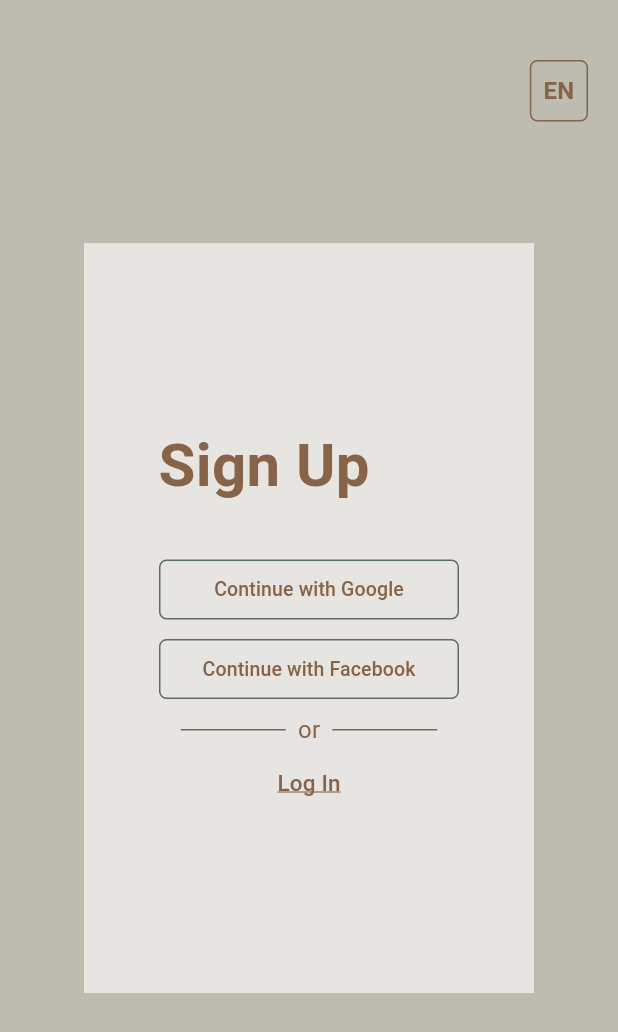
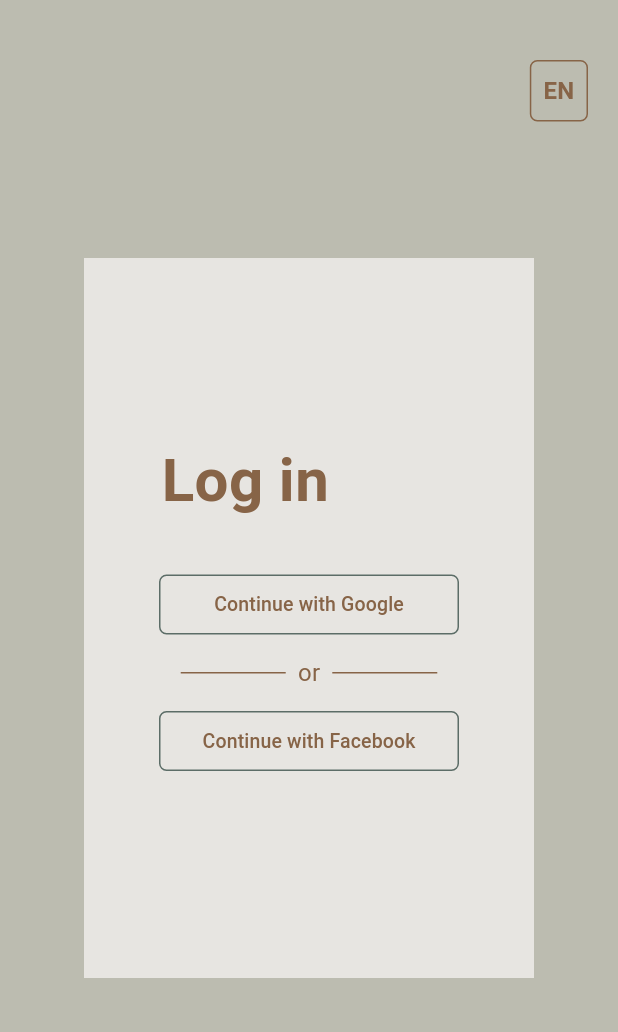
Before and after one commit to DenisDK/CrossWays-MOBILE, a Flutter app: the RegistrationScreen screen opened directly, on a phone screen of 412 x 824 dp. Shown: the top 1032 px of the screen. Run offline on Flutter 3.47's test engine with Material 3 defaults, Android fonts, the phone set to English and light mode, and no system bars; our stand-ins replace cloud_firestore, firebase_auth, firebase_core, firebase_storage, google_sign_in, material_symbols_icons; missing offline and left inert: flutter_facebook_auth; accounts and stored records are empty.

Commit message:
app loading fix and remove reg view

```diff
--- a/lib/views/registration_view.dart
+++ b/lib/views/log_in_view.dart
@@ -1,6 +1,5 @@
 import 'package:cross_ways/auth/sing_in_with_facebook.dart';
 import 'package:cross_ways/components/animation_route.dart';
-import 'package:cross_ways/views/login_view.dart';
 import 'package:cross_ways/views/main_menu_view.dart';
 import 'package:firebase_auth/firebase_auth.dart';
 import 'package:flutter/material.dart';
@@ -27,15 +26,15 @@
               padding: const EdgeInsets.symmetric(horizontal: 30),
               child: Container(
                 width: 300,
-                height: 500,
+                height: 480,
                 decoration: const BoxDecoration(
                     color: Color.fromARGB(255, 231, 229, 225)),
                 child: Column(
                   children: [
                     const Padding(
-                      padding: EdgeInsets.only(top: 120, right: 60),
+                      padding: EdgeInsets.only(top: 120, right: 85),
                       child: Text(
-                        'Sign Up',
+                        'Log in',
                         style: TextStyle(
                             color: Color.fromARGB(255, 135, 100, 71),
                             fontSize: 40,
@@ -78,7 +77,33 @@
                         ),
                       ),
                     ),
-                    const Padding(padding: EdgeInsets.only(top: 5)),
+                    const Padding(padding: EdgeInsets.only(top: 10)),
+                    Row(
+                      mainAxisAlignment: MainAxisAlignment.center,
+                      children: [
+                        Container(
+                          width: 70,
+                          height: 1,
+                          color: const Color.fromARGB(255, 135, 100, 71),
+                        ),
+                        const Padding(
+                          padding: EdgeInsets.symmetric(horizontal: 8.0),
+                          child: Text(
+                            'or',
+                            style: TextStyle(
+                              color: Color.fromARGB(255, 135, 100, 71),
+                              fontSize: 16,
+                            ),
+                          ),
+                        ),
+                        Container(
+                          width: 70,
+                          height: 1,
+                          color: const Color.fromARGB(255, 135, 100, 71),
+                        ),
+                      ],
+                    ),
+                    const Padding(padding: EdgeInsets.only(top: 10)),
                     ElevatedButton(
                       onPressed: () async {
                         User? user = await signInWithFacebook(context);
@@ -114,48 +139,6 @@
                         ),
                       ),
                     ),
-                    const Padding(padding: EdgeInsets.only(top: 5)),
-                    Row(
-                      mainAxisAlignment: MainAxisAlignment.center,
-                      children: [
-                        Container(
-                          width: 70,
-                          height: 1,
-                          color: const Color.fromARGB(255, 135, 100, 71),
-                        ),
-                        const Padding(
-                          padding: EdgeInsets.symmetric(horizontal: 8.0),
-                          child: Text(
-                            'or',
-                            style: TextStyle(
-                              color: Color.fromARGB(255, 135, 100, 71),
-                              fontSize: 16,
-                            ),
-                          ),
-                        ),
-                        Container(
-                          width: 70,
-                          height: 1,
-                          color: const Color.fromARGB(255, 135, 100, 71),
-                        ),
-                      ],
-                    ),
-                    TextButton(
-                      onPressed: () {
-                        Navigator.pushReplacement(
-                            context, FadePageRoute(page: LoginScreen()));
-                      },
-                      child: const Text(
-                        'Log In',
-                        style: TextStyle(
-                          fontSize: 15,
-                          fontWeight: FontWeight.w500,
-                          color: Color.fromARGB(255, 135, 100, 71),
-                          decoration: TextDecoration.underline,
-                          decorationColor: Color.fromARGB(255, 135, 100, 71),
-                        ),
-                      ),
-                    )
                   ],
                 ),
               ),
--- a/lib/views/user_reg_view.dart
+++ b/lib/views/user_reg_view.dart
@@ -2,7 +2,7 @@
 import 'package:cross_ways/views/main_menu_view.dart';
 import 'package:flutter/material.dart';
 import 'package:material_symbols_icons/symbols.dart';
-import 'registration_view.dart';
+import 'log_in_view.dart';
 import 'package:cross_ways/database/create_database_with_user.dart';
 
 
```
Also changed, not shown: lib/main.dart (+2 -5 lines), lib/views/login_view.dart (deleted, +0 -168 lines).
